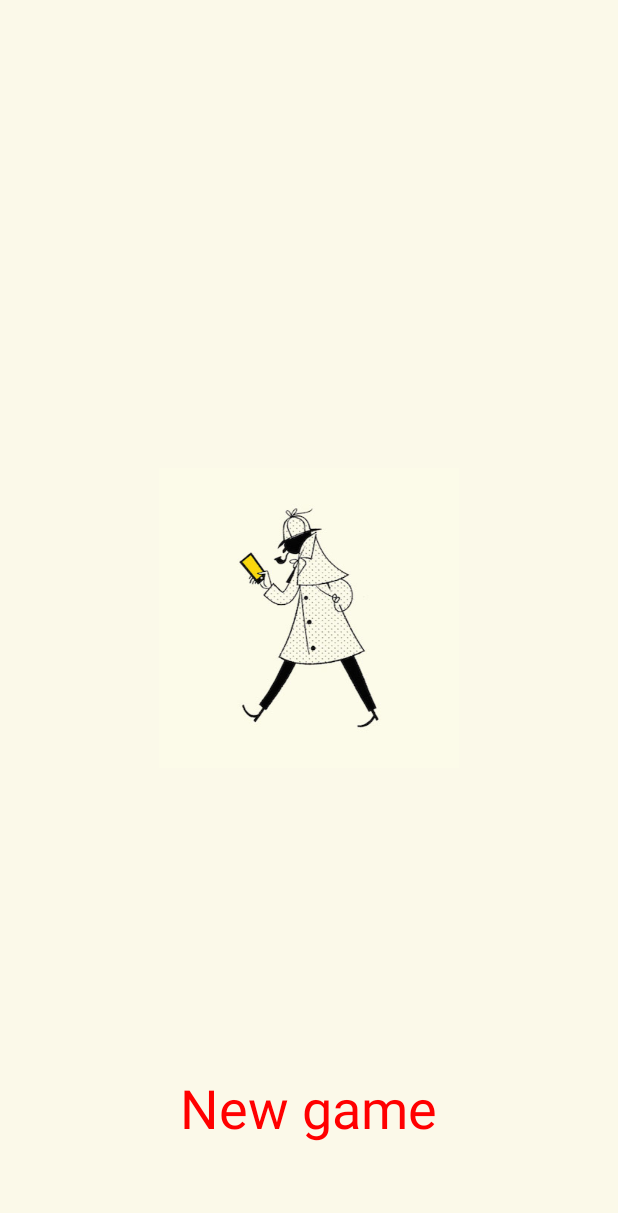
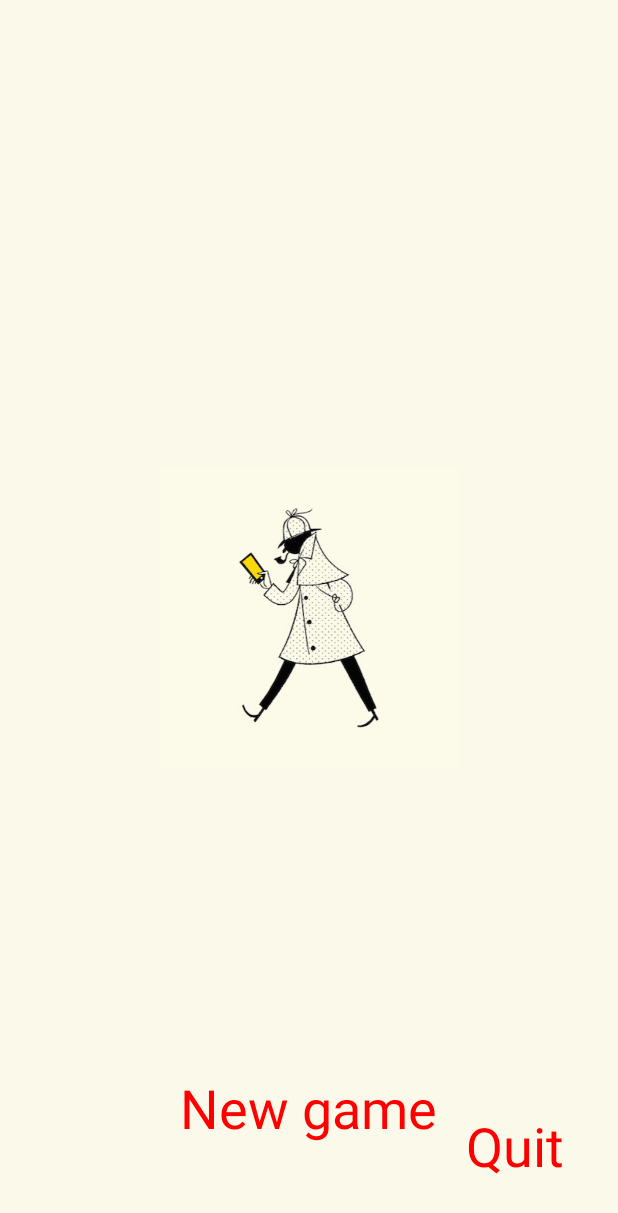
Before and after one commit to lannka/strangersgame, an Android app: the layout activity_main.xml on its own in the app's theme, with its tools: preview values and no code run, on a phone screen of 412 x 824 dp. Shown: the top 1213 px of the screen. Run offline under Robolectric (Android 15) with nearby library versions, the phone set to English and light mode, and no system bars.

Commit message:
Add quit game button.

```diff
--- a/app/src/main/res/layout/activity_main.xml
+++ b/app/src/main/res/layout/activity_main.xml
@@ -65,6 +65,19 @@
         android:layout_marginBottom="45dp"
         android:textSize="@dimen/thirty_six_dp"/>
 
+    <Button
+        android:layout_width="wrap_content"
+        android:layout_height="wrap_content"
+        android:text="Quit"
+        android:id="@+id/quit_button"
+        android:textColor="@color/red"
+        android:background="@color/transparent"
+        android:layout_alignParentBottom="true"
+        android:layout_alignParentEnd="true"
+        android:layout_marginEnd="20dp"
+        android:layout_marginBottom="20dp"
+        android:textSize="@dimen/thirty_six_dp"/>
+
     <TextView
         android:layout_width="wrap_content"
         android:layout_height="wrap_content"
@@ -85,5 +98,4 @@
         android:layout_above="@+id/found_enemy_label"
         android:layout_centerHorizontal="true" />
 
-
 </RelativeLayout>
```
Also changed, not shown: app/src/main/java/com/example/dinghongfei/strangersgame/GameController.java (+9 -4 lines), app/src/main/java/com/example/dinghongfei/strangersgame/MainActivity.java (+20 -1 lines).
